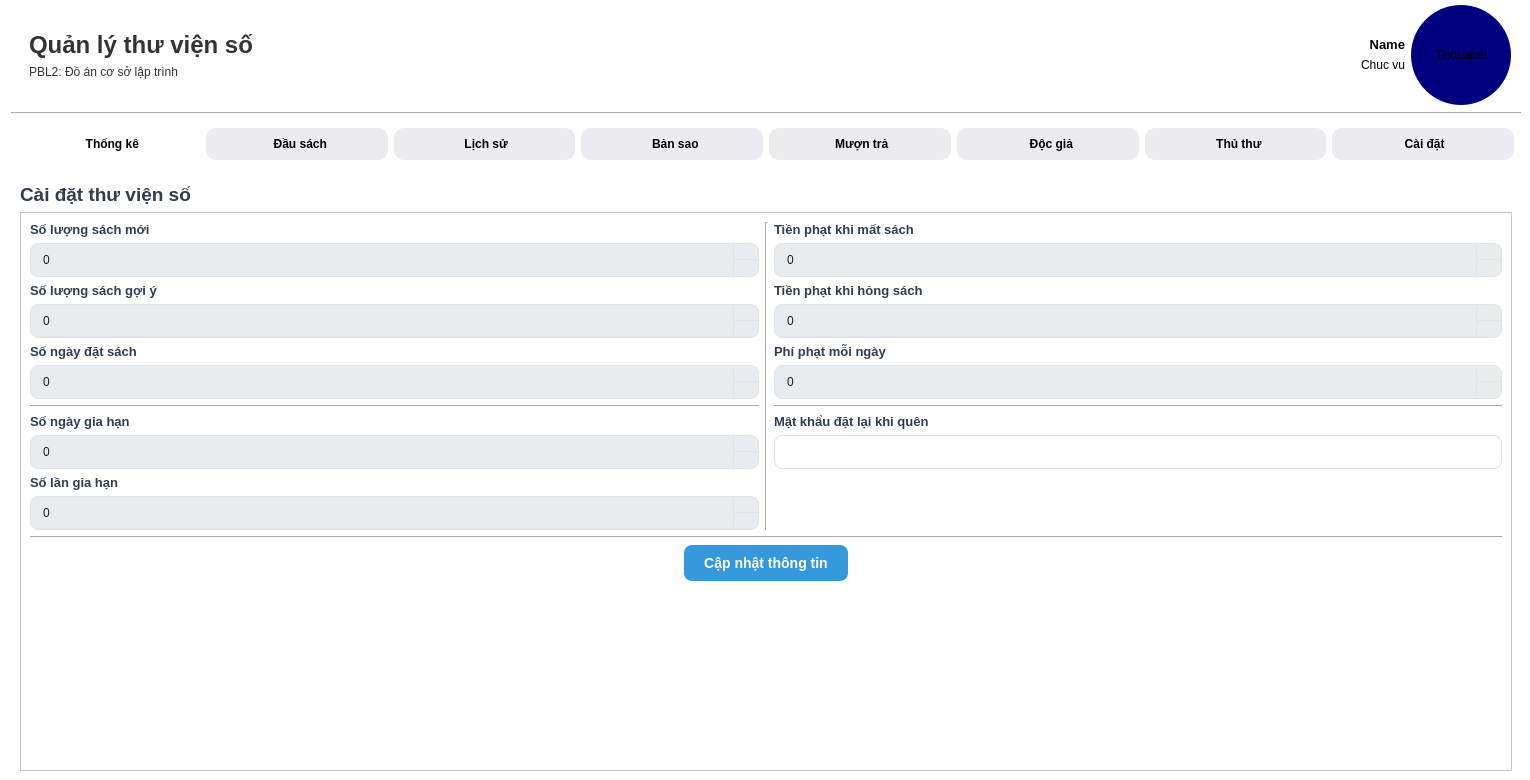
Before: the Qt Designer form admin.ui in thanhtrung411/PBL2_new, drawn with Qt 5.
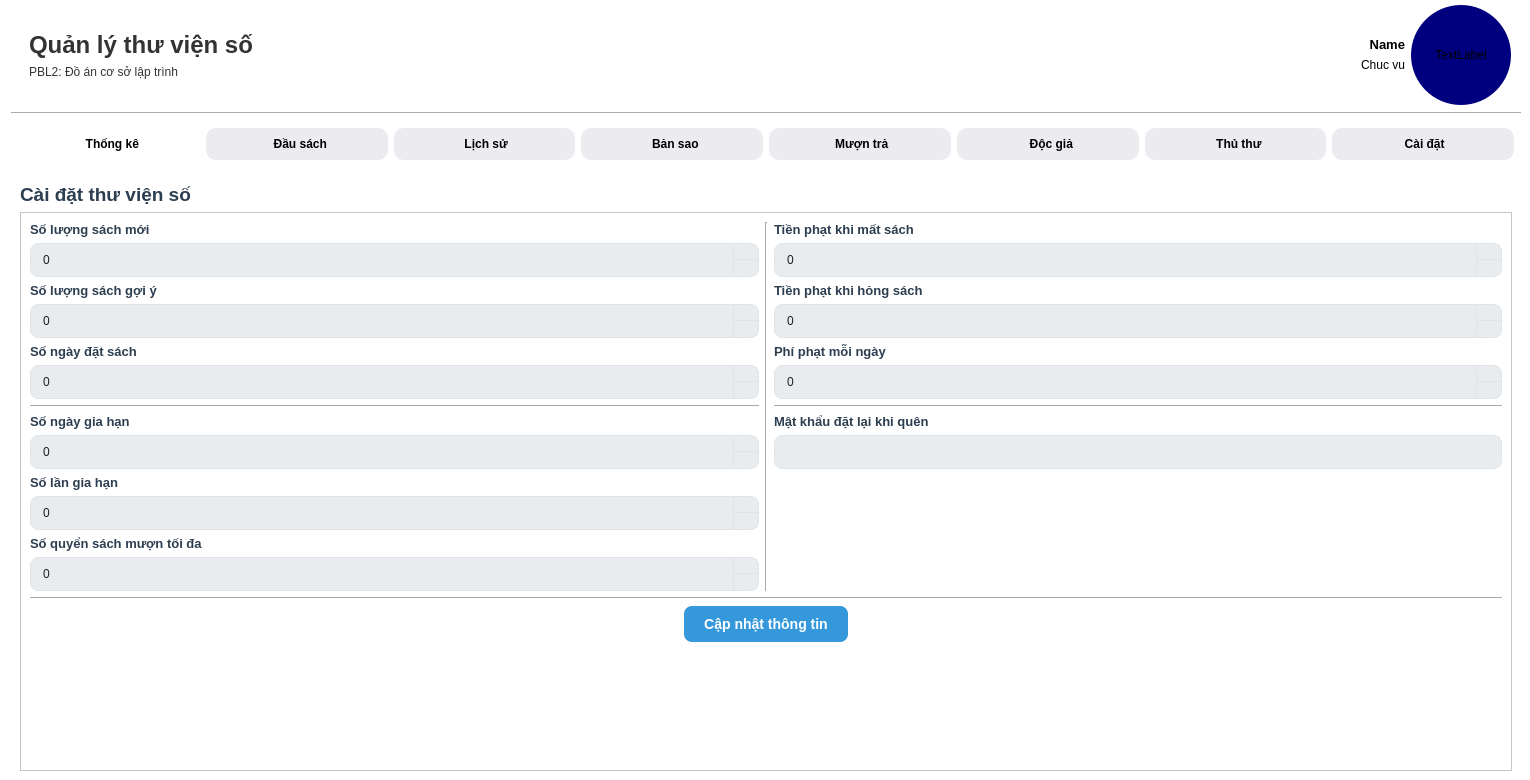
After: the same form once the commit is applied. The open tabs and pages were chosen to show the change. Icons and pictures are not drawn.

Patch:
```diff
--- a/admin.ui
+++ b/admin.ui
@@ -6564,8 +6564,8 @@
             <rect>
              <x>0</x>
              <y>0</y>
-             <width>412</width>
-             <height>469</height>
+             <width>1467</width>
+             <height>548</height>
             </rect>
            </property>
            <layout class="QVBoxLayout" name="verticalLayout_35">
@@ -7026,6 +7026,98 @@
                   </property>
                  </widget>
                 </item>
+                <item>
+                 <widget class="QLabel" name="label_3">
+                  <property name="font">
+                   <font>
+                    <family>Segoe UI</family>
+                    <pointsize>10</pointsize>
+                    <bold>true</bold>
+                   </font>
+                  </property>
+                  <property name="text">
+                   <string>Số quyển sách mượn tối đa</string>
+                  </property>
+                 </widget>
+                </item>
+                <item>
+                 <widget class="QSpinBox" name="so_sach_muon_toi_da">
+                  <property name="font">
+                   <font>
+                    <family>Segoe UI</family>
+                    <pointsize>9</pointsize>
+                    <bold>false</bold>
+                   </font>
+                  </property>
+                  <property name="styleSheet">
+                   <string notr="true">/* --- PHẦN CHÍNH (Đồng bộ với QLineEdit) --- */
+QSpinBox, QDoubleSpinBox {
+    background-color: #e8ecef; 
+    border-radius: 8px; 
+    border: 1px solid #E0E4E8; 
+    padding: 8px 10px; 
+    /* Quan trọng: chừa chỗ bên phải để chứa 2 nút bấm, không chữ sẽ bị che */
+    padding-right: 30px; 
+    color: #1E1E1E; 
+}
+
+QSpinBox:hover, QDoubleSpinBox:hover {
+    background-color: #E5E9ED;
+}
+
+QSpinBox:focus, QDoubleSpinBox:focus {
+    background-color: #FFFFFF; 
+    border: 1px solid #3498db; 
+}
+
+/* --- PHẦN NÚT BẤM (Up/Down) --- */
+
+/* Nút LÊN */
+QSpinBox::up-button, QDoubleSpinBox::up-button {
+    subcontrol-origin: border;
+    subcontrol-position: top right; /* Nằm góc trên phải */
+    width: 25px; /* Chiều rộng vùng bấm */
+    
+    /* Đường kẻ ngăn cách giữa số và nút bấm */
+    border-left: 1px solid #E0E4E8;
+    border-bottom: 1px solid #E0E4E8; /* Ngăn cách nút lên/xuống */
+    
+    /* Bo góc chỉ ở bên phải trên cùng để khớp với khung chính */
+    border-top-right-radius: 8px; 
+    background-color: transparent; /* Trong suốt để ăn theo màu nền chính */
+}
+
+/* Nút XUỐNG */
+QSpinBox::down-button, QDoubleSpinBox::down-button {
+    subcontrol-origin: border;
+    subcontrol-position: bottom right; /* Nằm góc dưới phải */
+    width: 25px;
+    
+    border-left: 1px solid #E0E4E8;
+    border-top: 0px; /* Không cần viền trên vì dính với nút up rồi */
+    
+    /* Bo góc dưới phải */
+    border-bottom-right-radius: 8px;
+    background-color: transparent;
+}
+
+/* Hiệu ứng khi rê chuột vào nút bấm (làm đậm xíu cho biết đang bấm) */
+QSpinBox::up-button:hover, QSpinBox::down-button:hover,
+QDoubleSpinBox::up-button:hover, QDoubleSpinBox::down-button:hover {
+    background-color: #d1d5da; /* Đậm hơn chút so với nền hover của khung */
+}
+
+/* Mũi tên (Chỉnh màu cho hợp tông text #1E1E1E) */
+QSpinBox::up-arrow, QDoubleSpinBox::up-arrow,
+QSpinBox::down-arrow, QDoubleSpinBox::down-arrow {
+    width: 8px;
+    height: 8px;
+    /* Mẹo: Dùng màu border để tạo mũi tên nếu không có ảnh, 
+       nhưng mặc định Qt sẽ tự render màu đen xám, khá hợp rồi */
+}</string>
+                  </property>
+                 </widget>
+                </item>
                </layout>
               </item>
               <item>
@@ -7333,6 +7425,25 @@
                     <verstretch>0</verstretch>
                    </sizepolicy>
                   </property>
+                  <property name="styleSheet">
+                   <string notr="true">QLineEdit {
+    background-color: #e8ecef; 
+    border-radius: 8px; 
+    border: 1px solid #E0E4E8; 
+    padding: 8px 10px; /* Padding đều, không cần chừa chỗ cho nút */
+    color: #1E1E1E; 
+    font-size: 12px;
+}
+
+QLineEdit:hover {
+    background-color: #E5E9ED; /* Màu nền khi di chuột */
+}
+
+QLineEdit:focus {
+    background-color: #FFFFFF; /* Nền trắng khi nhập liệu */
+    border: 1px solid #3498db; /* Viền xanh dương để nổi bật */
+}</string>
+                  </property>
                  </widget>
                 </item>
                 <item>
```
Left out of the diff: 17 changed lines with no effect on the pictures.
